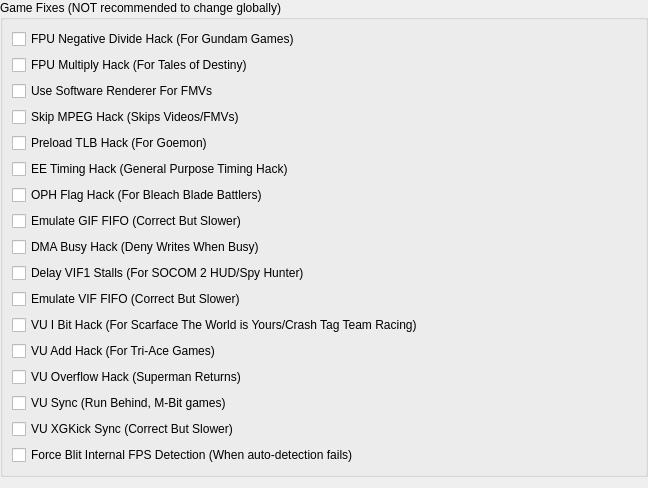
PCSX2/pcsx2, file pcsx2-qt/Settings/GameFixSettingsWidget.ui: the form before one commit.
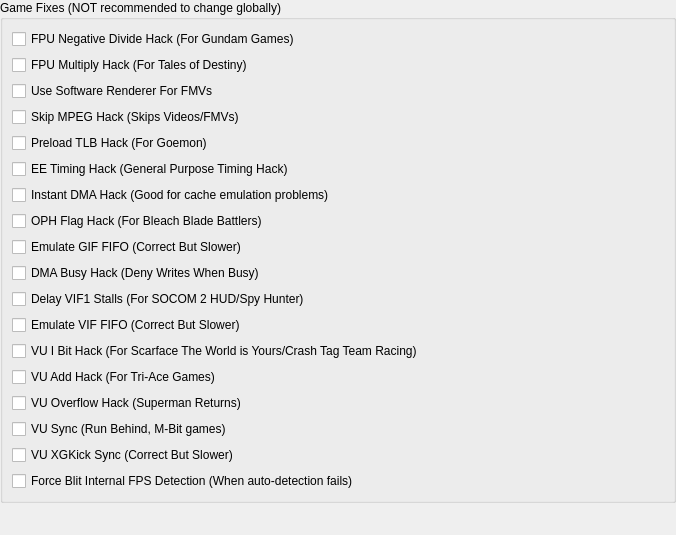
The form after the commit.

Commit message:
EE: Implement Instant DMA hack for some cache problematic games
Bump savestate version for new dma stall flag

[SAVEVERSION+]

```diff
--- a/pcsx2-qt/Settings/GameFixSettingsWidget.ui
+++ b/pcsx2-qt/Settings/GameFixSettingsWidget.ui
@@ -6,8 +6,8 @@
    <rect>
     <x>0</x>
     <y>0</y>
-    <width>648</width>
-    <height>481</height>
+    <width>676</width>
+    <height>535</height>
    </rect>
   </property>
   <property name="windowTitle">
@@ -71,6 +71,13 @@
         </property>
        </widget>
       </item>
+      <item>
+       <widget class="QCheckBox" name="InstantDMAHack">
+        <property name="text">
+         <string>Instant DMA Hack (Good for cache emulation problems)</string>
+        </property>
+       </widget>
+      </item>
       <item>
        <widget class="QCheckBox" name="OPHFlagHack">
         <property name="text">
```
The commit also changes 17 other files.
